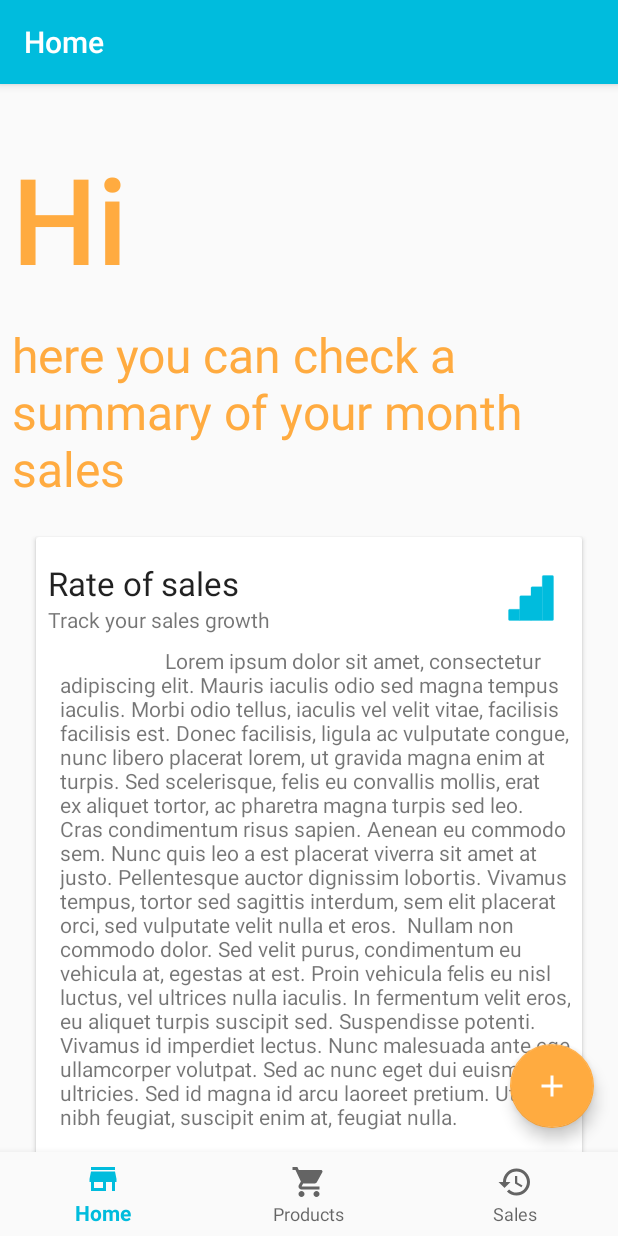
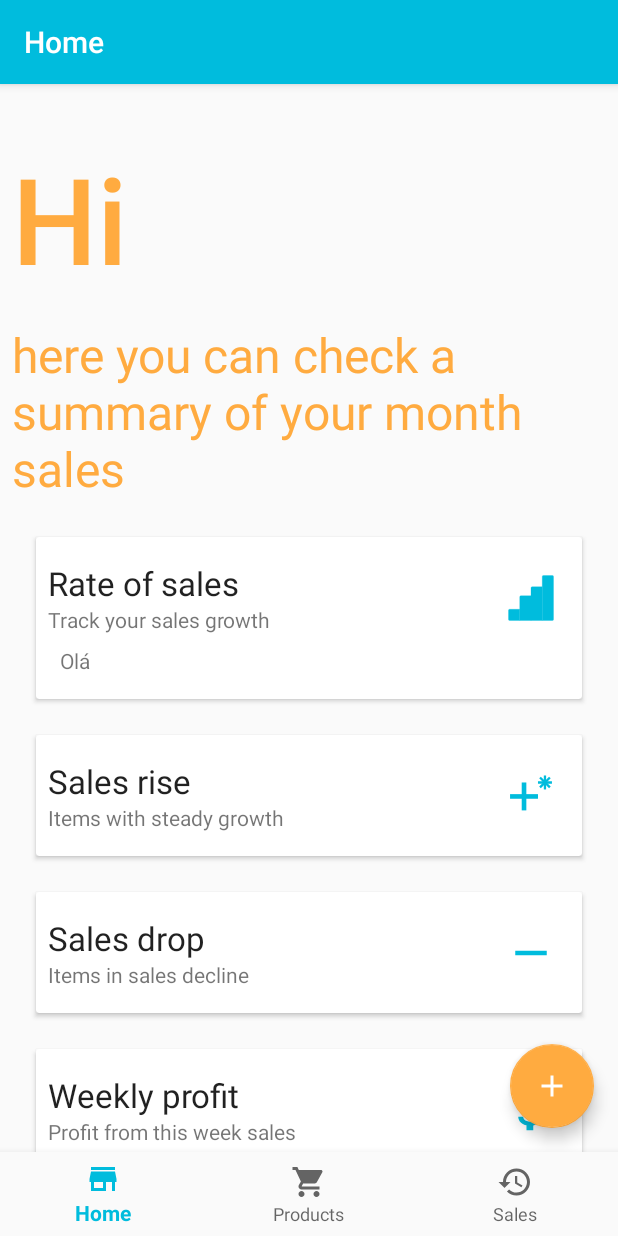
Before and after one commit to Renan-Deldotti/InventoryApp, an Android app: the screen it shows after launch (MainActivity), after a tap on "Rate of sales", on a phone screen of 412 x 824 dp. Run offline under Robolectric (Android 15) with nearby library versions, the phone set to English and light mode, and no system bars; our stand-ins replace navigation-ui.

Commit message:
Layout updates

```diff
--- a/app/src/main/java/br/com/renandeldotti/inventoryapp/ui/home/HomeFragment.java
+++ b/app/src/main/java/br/com/renandeldotti/inventoryapp/ui/home/HomeFragment.java
@@ -4,8 +4,6 @@ import android.os.Bundle;
 import android.view.LayoutInflater;
 import android.view.View;
 import android.view.ViewGroup;
-import android.widget.Button;
-import android.widget.TextView;
 import android.widget.Toast;
 
 import androidx.annotation.NonNull;
@@ -15,26 +13,29 @@ import br.com.renandeldotti.inventoryapp.R;
 
 public class HomeFragment extends Fragment {
 
-    private TextView buttonShow;
-    private int isButtonShowVisible;
+    private View tvRitmoVendas;
+    private int isTvRitmoVendasVisible;
 
     public View onCreateView(@NonNull LayoutInflater inflater,ViewGroup container, Bundle savedInstanceState) {
         View root = inflater.inflate(R.layout.fragment_home, container, false);
-        buttonShow = root.findViewById(R.id.home_buttonShow);
-        isButtonShowVisible = buttonShow.getVisibility();
+
+        tvRitmoVendas = root.findViewById(R.id.home_buttonShow);
+        isTvRitmoVendasVisible = tvRitmoVendas.getVisibility();
 
         root.findViewById(R.id.ritmo_vendas).setOnClickListener(new View.OnClickListener() {
             @Override
             public void onClick(View v) {
-                if (isButtonShowVisible == View.VISIBLE){
-                    buttonShow.setVisibility(View.GONE);
-                    isButtonShowVisible = View.GONE;
+                if (isTvRitmoVendasVisible == View.VISIBLE){
+                    tvRitmoVendas.setVisibility(View.GONE);
+                    isTvRitmoVendasVisible = View.GONE;
                 }else {
-                    buttonShow.setVisibility(View.VISIBLE);
-                    isButtonShowVisible = View.VISIBLE;
+                    tvRitmoVendas.setVisibility(View.VISIBLE);
+                    isTvRitmoVendasVisible = View.VISIBLE;
                 }
             }
         });
+
+
         root.findViewById(R.id.aumento_vendas).setOnClickListener(clickListener);
         root.findViewById(R.id.queda_vendas).setOnClickListener(clickListener);
         root.findViewById(R.id.total_vendas).setOnClickListener(clickListener);
@@ -43,7 +44,7 @@ public class HomeFragment extends Fragment {
         return root;
     }
 
-    View.OnClickListener clickListener = new View.OnClickListener() {
+    private View.OnClickListener clickListener = new View.OnClickListener() {
         @Override
         public void onClick(View v) {
             Toast.makeText(getActivity(), "Todo: Criar tela...", Toast.LENGTH_SHORT).show();
--- a/app/src/main/res/layout/fragment_home.xml
+++ b/app/src/main/res/layout/fragment_home.xml
@@ -52,6 +52,7 @@
             <androidx.constraintlayout.widget.ConstraintLayout
                 android:layout_width="match_parent"
                 android:layout_height="wrap_content"
+                android:animateLayoutChanges="true"
                 android:paddingStart="8dp"
                 android:paddingTop="16dp"
                 android:paddingEnd="8dp"
@@ -97,14 +98,11 @@
                     android:layout_width="wrap_content"
                     android:layout_height="wrap_content"
                     android:layout_margin="8dp"
-                    android:text="
-                    Lorem ipsum dolor sit amet, consectetur adipiscing elit. Mauris iaculis odio sed magna tempus iaculis. Morbi odio tellus, iaculis vel velit vitae, facilisis facilisis est. Donec facilisis, ligula ac vulputate congue, nunc libero placerat lorem, ut gravida magna enim at turpis. Sed scelerisque, felis eu convallis mollis, erat ex aliquet tortor, ac pharetra magna turpis sed leo. Cras condimentum risus sapien. Aenean eu commodo sem. Nunc quis leo a est placerat viverra sit amet at justo. Pellentesque auctor dignissim lobortis. Vivamus tempus, tortor sed sagittis interdum, sem elit placerat orci, sed vulputate velit nulla et eros.
+                    android:text="Olá"
+                    android:visibility="gone"
+                    app:layout_constraintStart_toStartOf="parent"
+                    app:layout_constraintTop_toBottomOf="@id/hold_text_007" />
 
-Nullam non commodo dolor. Sed velit purus, condimentum eu vehicula at, egestas at est. Proin vehicula felis eu nisl luctus, vel ultrices nulla iaculis. In fermentum velit eros, eu aliquet turpis suscipit sed. Suspendisse potenti. Vivamus id imperdiet lectus. Nunc malesuada ante eget ullamcorper volutpat. Sed ac nunc eget dui euismod ultricies. Sed id magna id arcu laoreet pretium. Ut mollis nibh feugiat, suscipit enim at, feugiat nulla.
-"
-                    app:layout_constraintTop_toBottomOf="@id/hold_text_007"
-                    app:layout_constraintStart_toStartOf="parent"
-                    android:visibility="gone"/>
 
             </androidx.constraintlayout.widget.ConstraintLayout>
 
```
